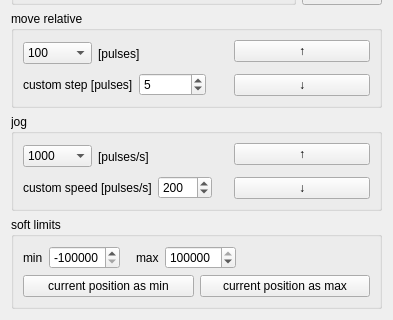
Above: instruments/optosigma_GSC_01.ui from dean-nanomol/nanomol before the change; both pictures show x 0 to 393 and y 205 to 525 of the 393 by 525 pixel window. Below: the same form after it.
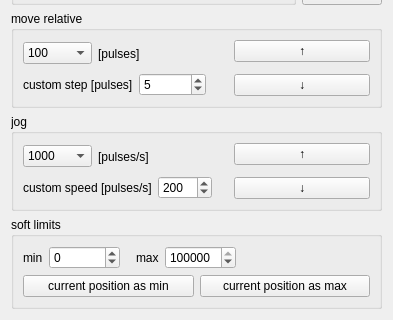
That is the form after the change.

What changed in the file:
```diff
--- a/instruments/optosigma_GSC_01.ui
+++ b/instruments/optosigma_GSC_01.ui
@@ -553,7 +553,7 @@
            <number>16777215</number>
           </property>
           <property name="value">
-           <number>-16777215</number>
+           <number>0</number>
           </property>
          </widget>
         </item>
```
Left out of the diff: 4 changed lines with no effect on the pictures.
